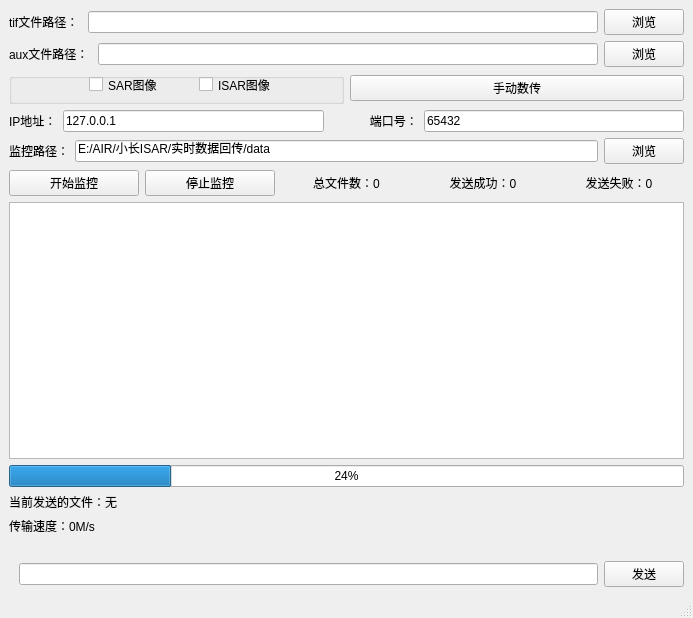
Above: mainwindow.ui from shy-sgsg/AeroLinkforLinux before the change. Below: the same form after it.
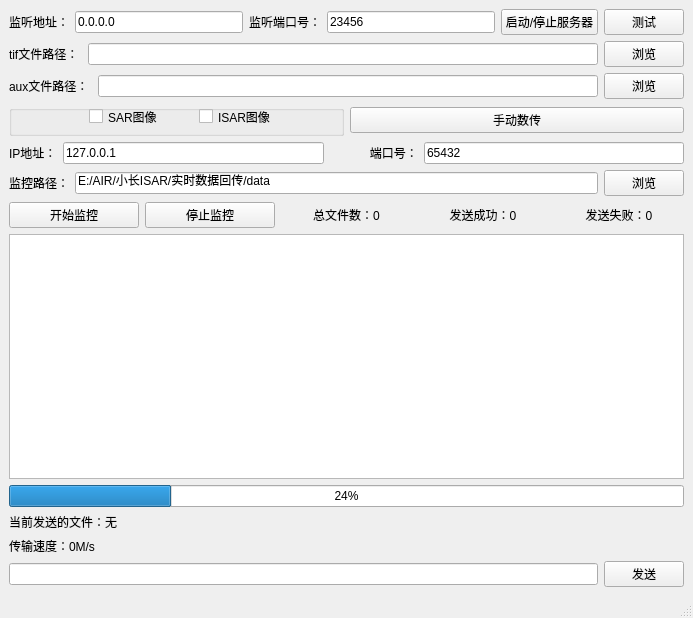
That is the form after the change.

```diff
--- a/mainwindow.ui
+++ b/mainwindow.ui
@@ -15,6 +15,58 @@
   </property>
   <widget class="QWidget" name="centralwidget">
    <layout class="QVBoxLayout" name="verticalLayout">
+    <item>
+     <layout class="QHBoxLayout" name="horizontalLayout_8">
+      <property name="leftMargin">
+       <number>0</number>
+      </property>
+      <property name="topMargin">
+       <number>0</number>
+      </property>
+      <item>
+       <widget class="QLabel" name="label_4">
+        <property name="text">
+         <string>监听地址：</string>
+        </property>
+       </widget>
+      </item>
+      <item>
+       <widget class="QLineEdit" name="serverIpLineEdit">
+        <property name="text">
+         <string>0.0.0.0</string>
+        </property>
+       </widget>
+      </item>
+      <item>
+       <widget class="QLabel" name="label_5">
+        <property name="text">
+         <string>监听端口号：</string>
+        </property>
+       </widget>
+      </item>
+      <item>
+       <widget class="QLineEdit" name="serverPortLineEdit">
+        <property name="text">
+         <string>23456</string>
+        </property>
+       </widget>
+      </item>
+      <item>
+       <widget class="QPushButton" name="toggleServerButton">
+        <property name="text">
+         <string>启动/停止服务器</string>
+        </property>
+       </widget>
+      </item>
+      <item>
+       <widget class="QPushButton" name="sendTestDataButton">
+        <property name="text">
+         <string>测试</string>
+        </property>
+       </widget>
+      </item>
+     </layout>
+    </item>
     <item>
      <layout class="QHBoxLayout" name="horizontalLayout_7">
       <property name="leftMargin">
@@ -311,10 +363,10 @@
     <item>
      <layout class="QHBoxLayout" name="horizontalLayout_4">
       <property name="leftMargin">
-       <number>10</number>
+       <number>0</number>
       </property>
       <property name="topMargin">
-       <number>20</number>
+       <number>0</number>
       </property>
       <item>
        <widget class="QLineEdit" name="messageLineEdit"/>
```
